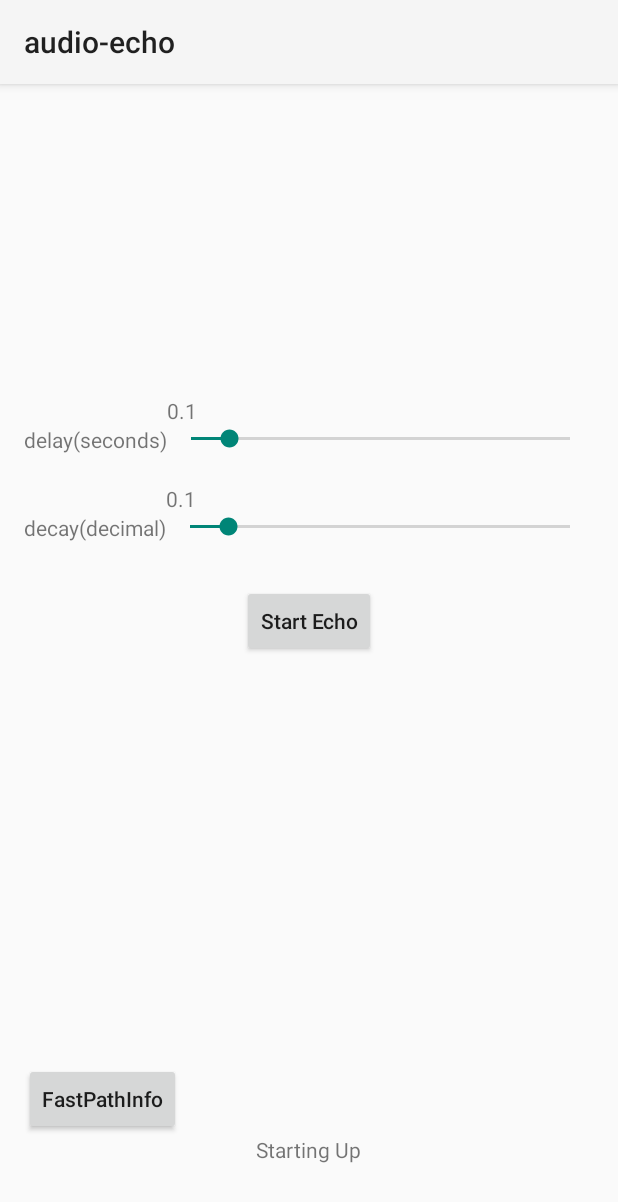
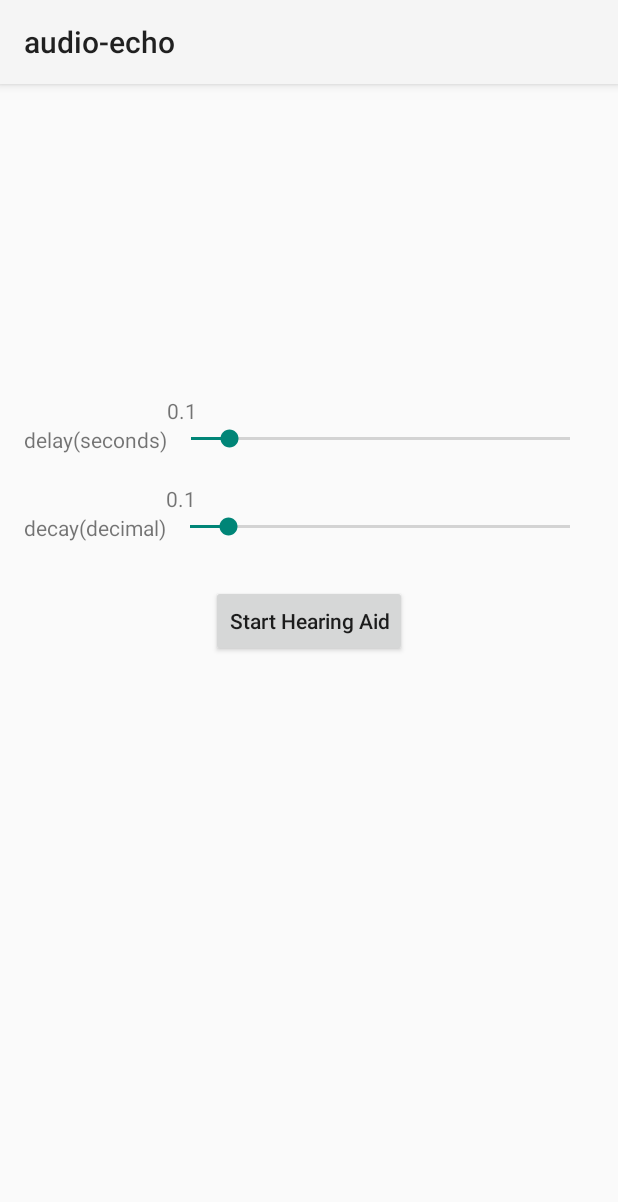
Before and after one commit to mthor1234/HearingAid, an Android app: the layout activity_main.xml on its own in the app's theme, with its tools: preview values and no code run, on a phone screen of 412 x 824 dp. Shown: the top 1202 px of the screen. Run offline under Robolectric (Android 15) with nearby library versions, the phone set to English and light mode, and no system bars.

Commit message:
Removed Info button and status text. Moved text updates to Toast messages

```diff
--- a/app/src/main/res/layout/activity_main.xml
+++ b/app/src/main/res/layout/activity_main.xml
@@ -84,25 +84,25 @@
         android:layout_centerHorizontal="true"
         android:layout_marginTop="30dp"
         android:onClick="onEchoClick"
-        android:text="@string/cmd_start_echo"
+        android:text="@string/cmd_start_hearing_aid"
         android:textAllCaps="false" />
 
-    <Button
-        android:id="@+id/get_parameter_button"
-        android:layout_width="wrap_content"
-        android:layout_height="wrap_content"
-        android:layout_above="@+id/statusView"
-        android:layout_alignParentStart="true"
-        android:onClick="getLowLatencyParameters"
-        android:text="@string/cmd_get_param"
-        android:textAllCaps="false" />
+    <!--<Button-->
+        <!--android:id="@+id/get_parameter_button"-->
+        <!--android:layout_width="wrap_content"-->
+        <!--android:layout_height="wrap_content"-->
+        <!--android:layout_above="@+id/statusView"-->
+        <!--android:layout_alignParentStart="true"-->
+        <!--android:onClick="getLowLatencyParameters"-->
+        <!--android:text="@string/cmd_get_param"-->
+        <!--android:textAllCaps="false" />-->
 
-    <TextView android:text="@string/init_status_msg"
-        android:layout_width="wrap_content"
-        android:layout_height="wrap_content"
-        android:lines="3"
-        android:id="@+id/statusView"
-        android:layout_centerHorizontal="true"
-        android:layout_alignParentBottom="true"/>
+    <!--<TextView android:text="@string/init_status_msg"-->
+        <!--android:layout_width="wrap_content"-->
+        <!--android:layout_height="wrap_content"-->
+        <!--android:lines="3"-->
+        <!--android:id="@+id/statusView"-->
+        <!--android:layout_centerHorizontal="true"-->
+        <!--android:layout_alignParentBottom="true"/>-->
 
 </RelativeLayout>
--- a/app/src/main/res/values/strings.xml
+++ b/app/src/main/res/values/strings.xml
@@ -5,8 +5,8 @@
     <string name="echoing_status_msg">Engine Echoing...</string>
 
     <string name="action_settings">Settings</string>
-    <string name="cmd_start_echo">Start Echo</string>
-    <string name="cmd_stop_echo">Stop Echo</string>
+    <string name="cmd_start_hearing_aid">Start Hearing Aid</string>
+    <string name="cmd_stop_hearing_aid">Stop Hearing Aid</string>
     <string name="cmd_get_param">FastPathInfo</string>
     <string name="fast_audio_info_msg">nativeSampleRate = %1$s\nnativeSampleBufSize = %2$s\n</string>
 
```
Also changed, not shown: app/src/main/java/com/google/sample/echo/MainActivity.java (+30 -15 lines), app/src/main/ic_launcher-web.png (added), app/src/main/res/mipmap-hdpi/ic_launcher.png, app/src/main/res/mipmap-mdpi/ic_launcher.png, app/src/main/res/mipmap-xhdpi/ic_launcher.png, app/src/main/res/mipmap-xxhdpi/ic_launcher.png, app/src/main/res/mipmap-xxxhdpi/ic_launcher.png (added), 482 other files.
